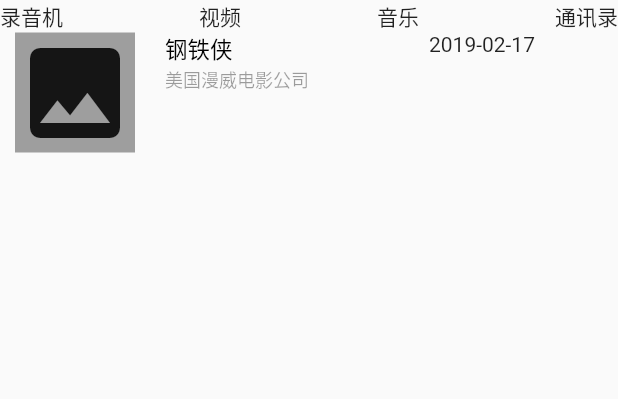
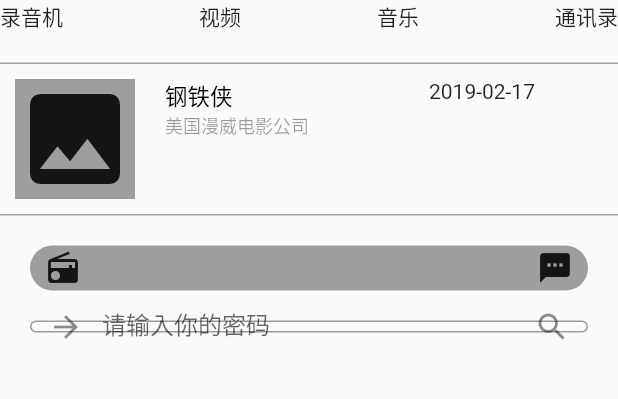
Before and after one commit to lanxuexing/flutter2study, a Flutter app: the screen it shows after launch, on a phone screen of 412 x 824 dp, the part 119-518 px from its top. Run offline on Flutter 3.47's test engine with Material 2 defaults, Android fonts, the phone set to English and light mode, and no system bars.

Commit message:
feat: input for EditableText and TextField

```diff
--- a/lib/layout01/layout.dart
+++ b/lib/layout01/layout.dart
@@ -1,6 +1,8 @@
 import 'package:flutter/material.dart';
 
 class LayoutPage extends StatelessWidget {
+  final editableText = TextEditingController();
+
   @override
   Widget build(BuildContext context) {
     return Scaffold(
@@ -9,6 +11,7 @@ class LayoutPage extends StatelessWidget {
       ),
       body: ListView(
         children: <Widget>[
+          // 1.导航器
           Row(
             mainAxisAlignment: MainAxisAlignment.spaceBetween, // 主轴方向
             crossAxisAlignment: CrossAxisAlignment.center, // 副轴方向
@@ -51,7 +54,17 @@ class LayoutPage extends StatelessWidget {
               )
             ],
           ),
-          Row(
+          // 2.新闻条目
+          Container(
+            margin: EdgeInsets.symmetric(vertical: 20.0),
+            padding: EdgeInsets.symmetric(vertical: 10.0),
+            decoration: BoxDecoration(
+              border: BorderDirectional(
+                top: BorderSide(color: Colors.grey),
+                bottom: BorderSide(color: Colors.grey),
+              ),
+            ),
+            child: Row(
               mainAxisAlignment: MainAxisAlignment.start,
               crossAxisAlignment: CrossAxisAlignment.start,
               children: <Widget>[
@@ -76,17 +89,11 @@ class LayoutPage extends StatelessWidget {
                       // )
                       Text(
                         '钢铁侠',
-                      style: TextStyle(
-                        fontSize: 15.0,
-                        color: Colors.black
-                      ),
+                        style: TextStyle(fontSize: 15.0, color: Colors.black),
                       ),
                       Text(
                         '美国漫威电影公司',
-                      style: TextStyle(
-                        fontSize: 12.0,
-                        color: Colors.black38
-                      ),
+                        style: TextStyle(fontSize: 12.0, color: Colors.black38),
                       )
                     ],
                   ),
@@ -97,6 +104,73 @@ class LayoutPage extends StatelessWidget {
                 ),
               ],
             ),
+          ),
+          // 3.输入框 -- EditableText
+          Container(
+            width: 300.0,
+            height: 30.0,
+            alignment: Alignment.center,
+            margin: EdgeInsets.symmetric(horizontal: 20.0),
+            decoration: BoxDecoration(
+              color: Colors.grey, borderRadius: BorderRadius.circular(20.0),
+            ),
+            child: Row(
+              mainAxisAlignment: MainAxisAlignment.spaceBetween,
+              children: <Widget>[
+                Row(
+                  children: <Widget>[
+                    Container(
+                      margin: EdgeInsets.only(left: 10.0),
+                      child: Icon(Icons.radio),
+                    ),
+                    Container(
+                      alignment: Alignment.center,
+                      padding: EdgeInsets.only(left: 10.0),
+                      width: 240.0,
+                      height: 30.0,
+                      child: EditableText(
+                        controller: editableText,
+                        cursorColor: Colors.redAccent,
+                        focusNode: FocusNode(),
+                        style: TextStyle(),
+                        backgroundCursorColor: Colors.lightBlue,
+                        onChanged: (result) {
+                          print(result);
+                          print('您输入的是：' + editableText.text);
+                        },
+                      ),
+                    ),
+                  ],
+                ),
+                Container(
+                  margin: EdgeInsets.only(right: 10.0),
+                  child: Icon(Icons.textsms),
+                ),
+              ],
+            ),
+          ),
+          // 4.输入框 -- TextField
+          Container(
+            width: 300.0,
+            height: 30.0,
+            alignment: Alignment.center,
+            margin: EdgeInsets.symmetric(vertical: 20.0, horizontal: 20.0),
+            child: TextField(
+              controller: TextEditingController(),
+              focusNode: FocusNode(),
+              autofocus: false,
+              decoration: InputDecoration(
+                prefixIcon: Icon(Icons.arrow_forward),
+                suffixIcon: Icon(Icons.search),
+                border: OutlineInputBorder(
+                  borderRadius: BorderRadius.circular(20.0)
+                ),
+                labelText: '请输入你的密码',
+                helperText: '',
+                contentPadding: EdgeInsets.symmetric(vertical: 10.0)
+              ),
+            ),
+          ),
         ],
       ),
     );
```
Lines whose indentation alone changed are shown as unchanged.
